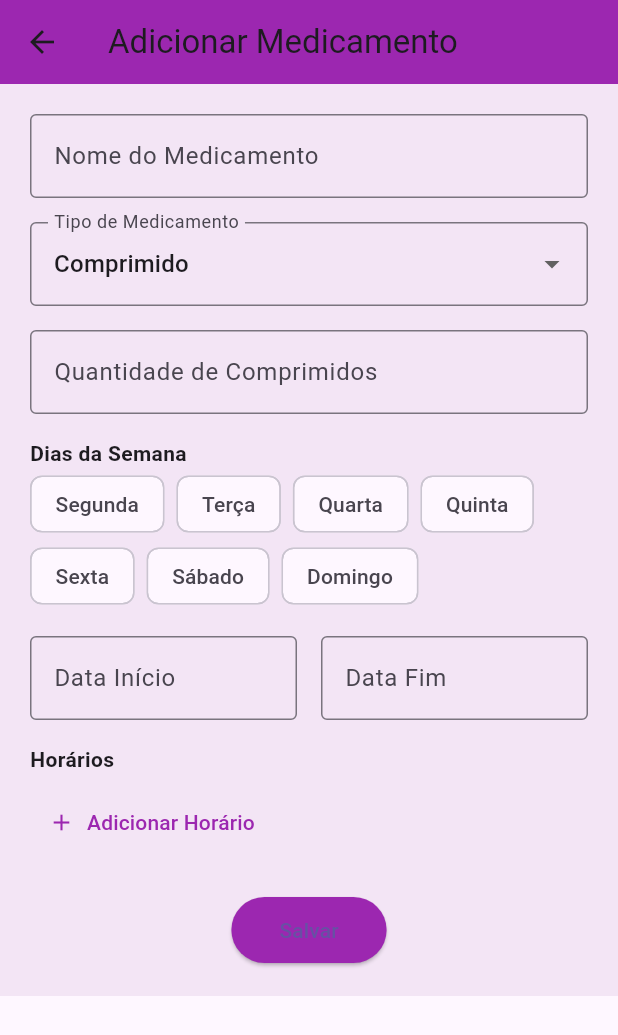
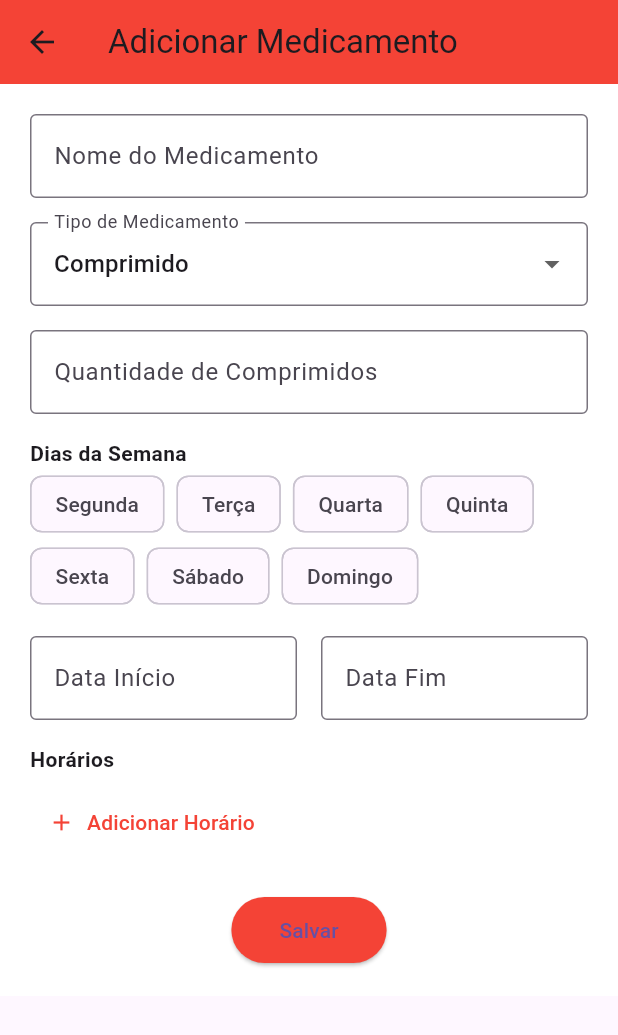
Before and after one commit to joae1234/TCC-MedicineBox, a Flutter app: the screen it shows after launch, after a tap on the "add" icon, on a phone screen of 412 x 824 dp. Shown: the top 1035 px of the screen. Run offline on Flutter 3.47's test engine with Material 3 defaults, Android fonts, the phone set to English and light mode, and no system bars; our stand-ins replace csv; project files that could hold a hidden picture were left out.

```diff
--- a/TCC-MedicineBox-testing/lib/screens/medication_form_page.dart
+++ b/TCC-MedicineBox-testing/lib/screens/medication_form_page.dart
@@ -1,6 +1,7 @@
 import 'package:flutter/material.dart';
 import 'package:intl/intl.dart'; // Import para formatação de datas
 import 'package:intl/date_symbol_data_local.dart'; // Import para inicializar dados de localização
+import '../utils/csv_utils.dart'; // Import para utilitário de CSV
 
 class MedicationFormPage extends StatefulWidget {
   final Map<String, dynamic>? medication;
@@ -16,6 +17,7 @@ class _MedicationFormPageState extends State<MedicationFormPage> {
 
   // Variáveis para armazenar os dados do formulário
   late String _name;
+  late List<String> _medicationNames; // Lista para sugestões de nomes
   late String _type;
   int? _quantity;
   double? _dosage;
@@ -27,14 +29,9 @@ class _MedicationFormPageState extends State<MedicationFormPage> {
   @override
   void initState() {
     super.initState();
-    // Inicializa os dados de localidade para formatação de datas
-    initializeDateFormatting('pt_BR', null).then((_) {
-      setState(() {}); // Recarrega a interface após inicialização
-    });
-
-    // Inicializa as variáveis com dados ou valores padrão
+   // Inicializa os valores padrão
     _name = widget.medication?['name'] ?? '';
-    _type = widget.medication?['type'] ?? 'pill'; // Valor padrão: comprimido
+    _type = widget.medication?['type'] ?? 'pill';
     _quantity = widget.medication?['quantity'];
     _dosage = widget.medication?['dosage'];
     _selectedDaysOfWeek = widget.medication?['daysOfWeek']?.split(', ') ?? [];
@@ -51,6 +48,17 @@ class _MedicationFormPageState extends State<MedicationFormPage> {
             })
             .toList()
         : [];
+
+    // Carrega os nomes do CSV
+    _medicationNames = [];
+    loadMedicationNames('assets/medications.csv').then((names) {
+      setState(() {
+        _medicationNames = names;
+      });
+    });
+
+    // Inicializa os dados de localização para datas
+    initializeDateFormatting('pt_BR', null);
   }
 
   @override
@@ -60,10 +68,10 @@ class _MedicationFormPageState extends State<MedicationFormPage> {
         title: Text(
           widget.medication == null ? 'Adicionar Medicamento' : 'Editar Medicamento',
         ),
-        backgroundColor: Colors.purple,
+        backgroundColor: Colors.red,
       ),
       body: Container(
-        color: Colors.purple.shade50,
+        color: Colors.white,
         padding: const EdgeInsets.all(20.0),
         child: Form(
           key: _formKey,
@@ -71,13 +79,41 @@ class _MedicationFormPageState extends State<MedicationFormPage> {
             child: Column(
               crossAxisAlignment: CrossAxisAlignment.start,
               children: [
-                // Campo para o nome do medicamento
-                TextFormField(
-                  initialValue: _name,
+                // Campo com autocomplete para o nome
+                Autocomplete<String>(
+                  optionsBuilder: (TextEditingValue textEditingValue) {
+                    if (textEditingValue.text.isEmpty) {
+                      return const Iterable<String>.empty();
+                    }
+                    return _medicationNames.where((name) =>
+                        name.toLowerCase().contains(
+                            textEditingValue.text.toLowerCase()));
+                  },
+                  onSelected: (String selection) {
+                    setState(() {
+                      _name = selection;
+                    });
+                    // Remove o foco para fechar as sugestões
+                    FocusScope.of(context).unfocus();
+                  },
+                  fieldViewBuilder: (BuildContext context,
+                      TextEditingController textController,
+                      FocusNode focusNode,
+                      VoidCallback onFieldSubmitted) {
+                        textController.text = _name;
+                        return TextFormField(
+                          controller: textController,
+                          focusNode: focusNode,
                           decoration: InputDecoration(
                             labelText: 'Nome do Medicamento',
                             border: OutlineInputBorder(),
                           ),
+                        onChanged: (value) {
+                          // Reabrir as sugestões se o usuário começar a digitar ou apagar
+                          if (!focusNode.hasFocus) {
+                            focusNode.requestFocus();
+                          }
+                        },
                         validator: (value) {
                           if (value == null || value.isEmpty) {
                             return 'Informe o nome do medicamento';
@@ -85,6 +121,8 @@ class _MedicationFormPageState extends State<MedicationFormPage> {
                           return null;
                         },
                       onSaved: (value) => _name = value!,
+                    );
+                  },
                 ),
                 const SizedBox(height: 16),
 
@@ -266,10 +304,10 @@ class _MedicationFormPageState extends State<MedicationFormPage> {
                       });
                     }
                   },
-                  icon: Icon(Icons.add, color: Colors.purple),
+                  icon: Icon(Icons.add, color: Colors.red),
                   label: Text(
                     'Adicionar Horário',
-                    style: TextStyle(color: Colors.purple),
+                    style: TextStyle(color: Colors.red),
                   ),
                 ),
                 const SizedBox(height: 24),
@@ -296,7 +334,7 @@ class _MedicationFormPageState extends State<MedicationFormPage> {
                       }
                     },
                     style: ElevatedButton.styleFrom(
-                      backgroundColor: Colors.purple,
+                      backgroundColor: Colors.red,
                       padding: EdgeInsets.symmetric(horizontal: 32, vertical: 12),
                     ),
                     child: Text('Salvar'),
--- a/TCC-MedicineBox-testing/lib/screens/medication_list_page.dart
+++ b/TCC-MedicineBox-testing/lib/screens/medication_list_page.dart
@@ -42,13 +42,13 @@ class _MedicationListPageState extends State<MedicationListPage> {
     return Scaffold(
       appBar: AppBar(
         title: Text('Lista de Medicamentos'),
-        backgroundColor: Colors.purple,
+        backgroundColor: Colors.red,
       ),
       body: _medications.isEmpty
           ? Center(
               child: Text(
                 'Nenhum medicamento adicionado.',
-                style: TextStyle(color: Colors.grey, fontSize: 16),
+                style: TextStyle(color: Colors.red, fontSize: 16),
               ),
             )
       : ListView.builder(
@@ -104,7 +104,7 @@ class _MedicationListPageState extends State<MedicationListPage> {
             ),
       floatingActionButton: FloatingActionButton(
         onPressed: () => _addOrEditMedication(null),
-        backgroundColor: Colors.purple,
+        backgroundColor: Colors.red,
         child: const Icon(Icons.add),
       ),
     );
```
Lines whose indentation alone changed are shown as unchanged.
